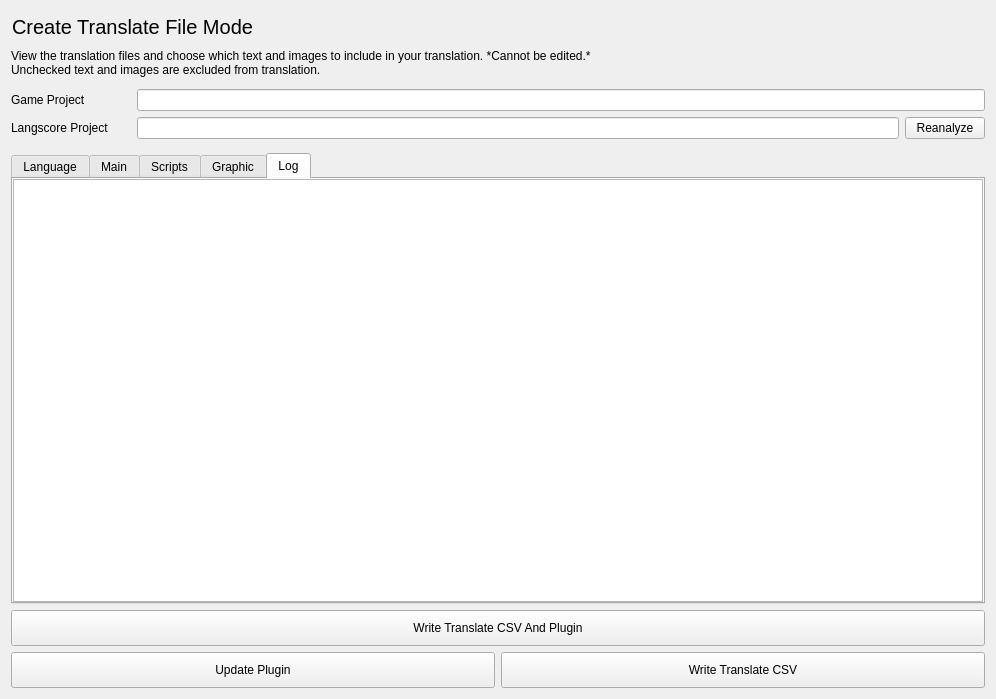
First picture: the form in src/ui/WriteModeComponent.ui, repository MUkoutyan/langscore-app, before the edit.
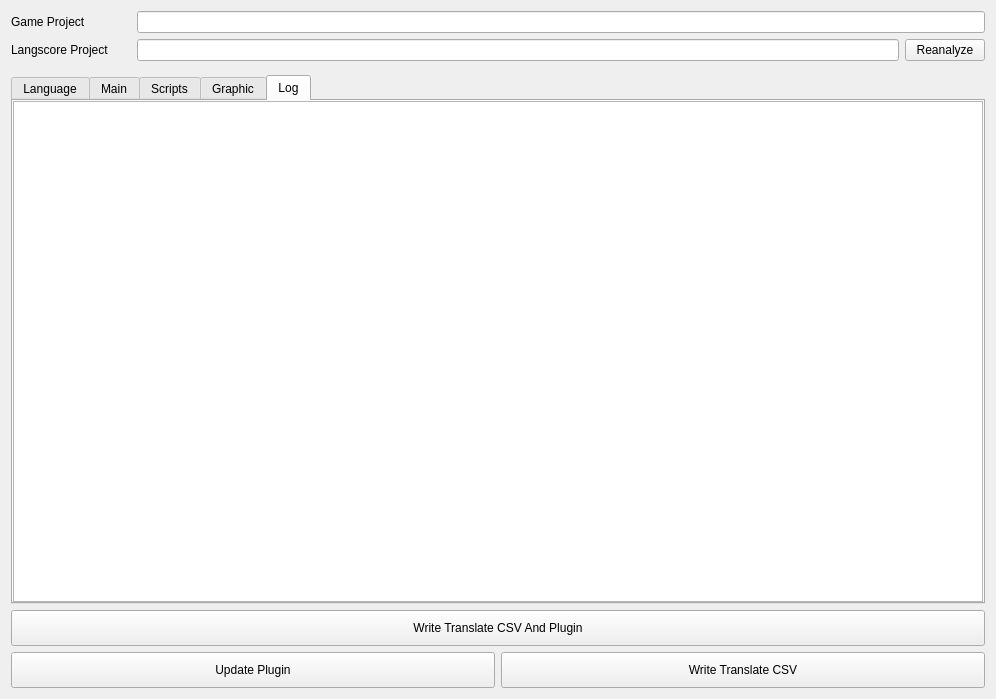
Second picture: the form after the edit. Custom widgets are drawn as their Qt base class.

Commit message: モードの表示を削除

The edit to the form file:
```diff
--- a/src/ui/WriteModeComponent.ui
+++ b/src/ui/WriteModeComponent.ui
@@ -13,68 +13,7 @@
   <property name="windowTitle">
    <string>Form</string>
   </property>
-  <layout class="QVBoxLayout" name="verticalLayout_5" stretch="0,0,0,0,0,0,1,0,0">
-   <item>
-    <layout class="QHBoxLayout" name="horizontalLayout_2">
-     <property name="spacing">
-      <number>0</number>
-     </property>
-     <item>
-      <widget class="QPushButton" name="modeTitle">
-       <property name="font">
-        <font>
-         <pointsize>15</pointsize>
-        </font>
-       </property>
-       <property name="styleSheet">
-        <string notr="true">text-align:left;</string>
-       </property>
-       <property name="text">
-        <string>Create Translate File Mode</string>
-       </property>
-       <property name="checkable">
-        <bool>true</bool>
-       </property>
-       <property name="flat">
-        <bool>true</bool>
-       </property>
-      </widget>
-     </item>
-    </layout>
-   </item>
-   <item>
-    <widget class="QLabel" name="modeDesc">
-     <property name="text">
-      <string extracomment="翻訳ファイルの閲覧や、翻訳にどのテキストや画像を含めるかなどを選択することが出来ます。※編集は出来ません。チェックを外したテキスト・画像は、翻訳対象から外れます。">View the translation files and choose which text and images to include in your translation. *Cannot be edited.*
-Unchecked text and images are excluded from translation.</string>
-     </property>
-     <property name="textFormat">
-      <enum>Qt::TextFormat::PlainText</enum>
-     </property>
-     <property name="alignment">
-      <set>Qt::AlignmentFlag::AlignLeading|Qt::AlignmentFlag::AlignLeft|Qt::AlignmentFlag::AlignTop</set>
-     </property>
-     <property name="wordWrap">
-      <bool>false</bool>
-     </property>
-    </widget>
-   </item>
-   <item>
-    <spacer name="verticalSpacer">
-     <property name="orientation">
-      <enum>Qt::Orientation::Vertical</enum>
-     </property>
-     <property name="sizeType">
-      <enum>QSizePolicy::Policy::Fixed</enum>
-     </property>
-     <property name="sizeHint" stdset="0">
-      <size>
-       <width>6</width>
-       <height>6</height>
-      </size>
-     </property>
-    </spacer>
-   </item>
+  <layout class="QVBoxLayout" name="verticalLayout_5" stretch="0,0,0,1,0,0">
    <item>
     <layout class="QHBoxLayout" name="horizontalLayout_6">
      <item>
```
Left out of the diff: 19 changed lines with no effect on the pictures. The commit also changes 2 other files.
